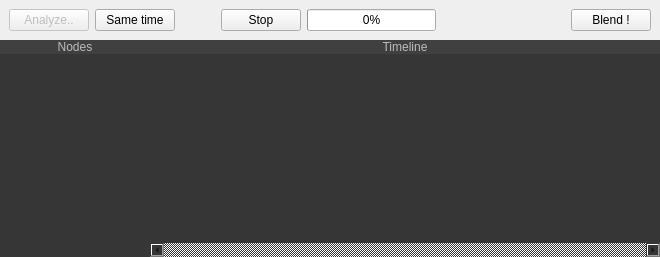
ialhashim/topo-blend, file TopoBlenderLib/SchedulerWidget.ui: the form before one commit.
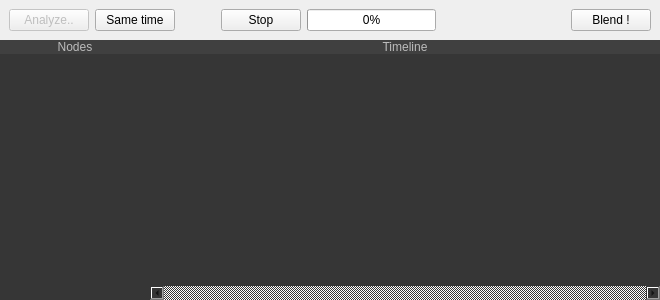
The form after the commit. Icons and pictures are not drawn.

Patch:
```diff
--- a/TopoBlenderLib/SchedulerWidget.ui
+++ b/TopoBlenderLib/SchedulerWidget.ui
@@ -7,7 +7,7 @@
     <x>0</x>
     <y>0</y>
     <width>660</width>
-    <height>257</height>
+    <height>300</height>
    </rect>
   </property>
   <property name="sizePolicy">
@@ -19,7 +19,7 @@
   <property name="minimumSize">
    <size>
     <width>0</width>
-    <height>225</height>
+    <height>300</height>
    </size>
   </property>
   <property name="windowTitle">
```
